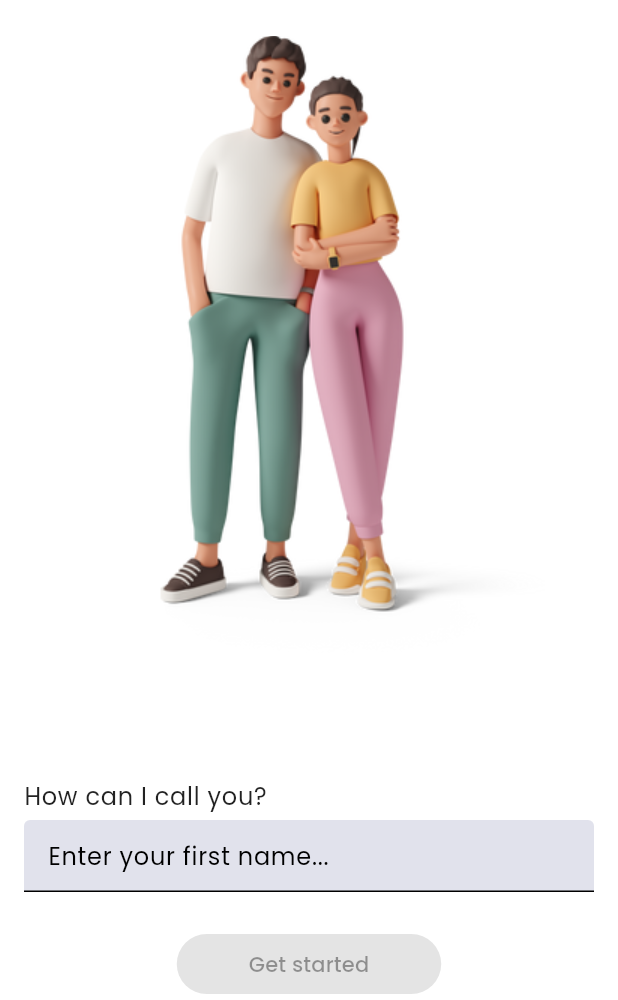
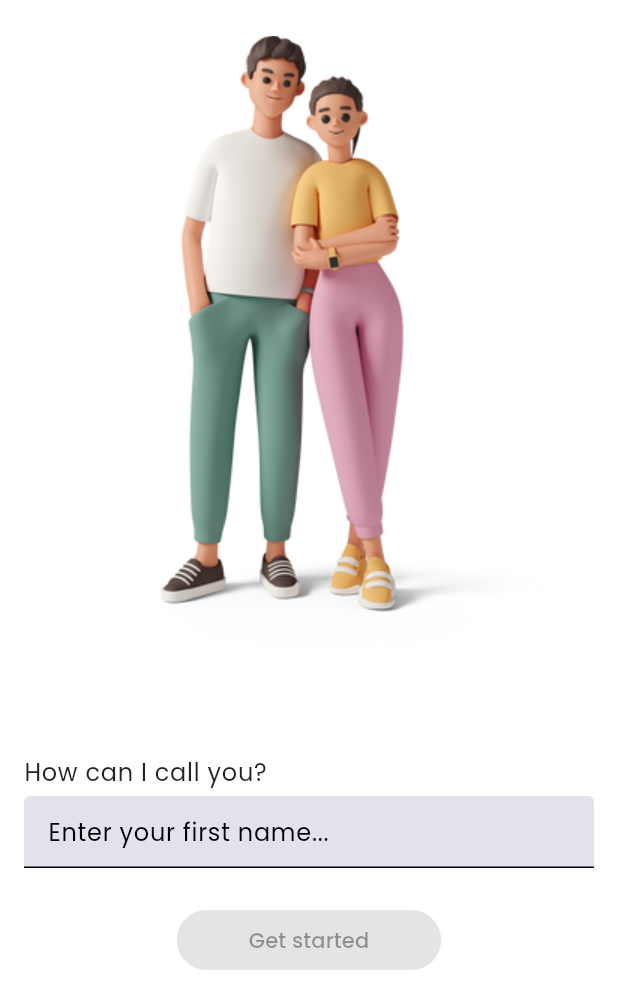
Before and after one commit to FERNman/drimble, a Flutter app: the screen it shows after launch, on a phone screen of 412 x 824 dp, the part 236-1236 px from its top. Run offline on Flutter 3.47's test engine with Material 2 defaults, Android fonts, the phone set to English and light mode, and no system bars; our stand-ins replace auto_route, date_time_picker, dotted_border, fl_chart, flutter_bloc, google_fonts and 4 more; accounts and stored records are empty; generated files the repository leaves out were written again.

Commit message:
style: improve onboarding on real devices

```diff
--- a/lib/features/onboarding/onboarding_select_birthyear_page.dart
+++ b/lib/features/onboarding/onboarding_select_birthyear_page.dart
@@ -20,7 +20,7 @@ class OnboardingSelectBirthyearPage extends StatelessWidget {
       ),
       body: SafeArea(
         child: Padding(
-          padding: const EdgeInsets.symmetric(horizontal: 16),
+          padding: const EdgeInsets.all(16),
           child: Column(
             children: [
               Text(context.l18n.onboarding_birthyearSelectionDescription),
--- a/lib/features/onboarding/onboarding_select_gender_page.dart
+++ b/lib/features/onboarding/onboarding_select_gender_page.dart
@@ -20,7 +20,7 @@ class OnboardingSelectGenderPage extends StatelessWidget {
       ),
       body: SafeArea(
         child: Padding(
-          padding: const EdgeInsets.symmetric(horizontal: 16),
+          padding: const EdgeInsets.all(16),
           child: Column(children: [
             Text(context.l18n.onboarding_genderSelectionDescription, style: context.textTheme.bodyMedium),
             const SizedBox(height: 24),
--- a/lib/features/onboarding/onboarding_select_height_page.dart
+++ b/lib/features/onboarding/onboarding_select_height_page.dart
@@ -20,7 +20,7 @@ class OnboardingSelectHeightPage extends StatelessWidget {
       ),
       body: SafeArea(
         child: Padding(
-          padding: const EdgeInsets.symmetric(horizontal: 16),
+          padding: const EdgeInsets.all(16),
           child: Column(
             children: [
               Text(context.l18n.onboarding_heightSelectionDescription),
--- a/lib/features/onboarding/onboarding_select_weight_page.dart
+++ b/lib/features/onboarding/onboarding_select_weight_page.dart
@@ -20,7 +20,7 @@ class OnboardingSelectWeightPage extends StatelessWidget {
       ),
       body: SafeArea(
         child: Padding(
-          padding: const EdgeInsets.symmetric(horizontal: 16),
+          padding: const EdgeInsets.all(16),
           child: Column(
             children: [
               Text(context.l18n.onboarding_weightSelectionDescription),
@@ -35,7 +35,7 @@ class OnboardingSelectWeightPage extends StatelessWidget {
                   axis: Axis.horizontal,
                   textMapper: (numberText) => '${numberText}kg',
                   onChanged: (value) {
-                    context.read<OnboardingCubit>().setHeight(value);
+                    context.read<OnboardingCubit>().setWeight(value);
                   },
                 ),
               ),
--- a/lib/features/onboarding/onboarding_welcome_page.dart
+++ b/lib/features/onboarding/onboarding_welcome_page.dart
@@ -17,7 +17,7 @@ class OnboardingWelcomePage extends StatelessWidget {
             SliverFillRemaining(
               hasScrollBody: false,
               child: Padding(
-                padding: const EdgeInsets.symmetric(horizontal: 16),
+                padding: const EdgeInsets.all(16),
                 child: Column(
                   crossAxisAlignment: CrossAxisAlignment.start,
                   children: [
@@ -33,9 +33,11 @@ class OnboardingWelcomePage extends StatelessWidget {
                     const SizedBox(height: 4),
                     _enterFirstNameTextField(context),
                     const SizedBox(height: 24),
-                    BlocBuilder<OnboardingCubit, OnboardingCubitState>(builder: (context, state) {
-                      return Center(child: _getStartedButton(context, enabled: state.firstName.isNotEmpty));
-                    })
+                    BlocBuilder<OnboardingCubit, OnboardingCubitState>(
+                      builder: (context, state) => Center(
+                        child: _getStartedButton(context, enabled: state.firstName.isNotEmpty),
+                      ),
+                    )
                   ],
                 ),
               ),
```
Also changed, not shown: lib/features/onboarding/onboarding_select_body_composition_page.dart (+28 -18 lines).
